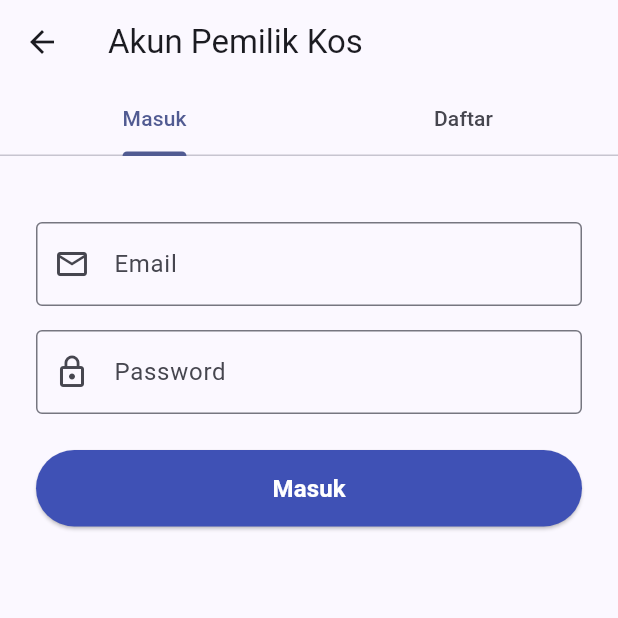
After one commit to mardanaputra/kosfinder, a Flutter app: the screen it shows after launch, after a tap on the "account circle" icon, on a phone screen of 412 x 824 dp, the top half of it. The commit adds this screen. Run offline on Flutter 3.47's test engine with Material 3 defaults, Android fonts, the phone set to English and light mode, and no system bars; our stand-ins replace supabase_flutter; accounts and stored records are empty.

Commit message:
T09: buat AuthScreen login dan register (US04-AC1, US04-AC2)

```diff
--- /dev/null
+++ b/lib/screens/auth_screen.dart
@@ -0,0 +1,309 @@
+import 'package:flutter/material.dart';
+import 'package:provider/provider.dart';
+import '../providers/auth_provider.dart';
+
+class AuthScreen extends StatefulWidget {
+  final VoidCallback? onLoginSuccess;
+
+  const AuthScreen({super.key, this.onLoginSuccess});
+
+  @override
+  State<AuthScreen> createState() => _AuthScreenState();
+}
+
+class _AuthScreenState extends State<AuthScreen>
+    with SingleTickerProviderStateMixin {
+  late TabController _tabController;
+
+  // Login controllers
+  final _loginEmailController = TextEditingController();
+  final _loginPasswordController = TextEditingController();
+  final _loginFormKey = GlobalKey<FormState>();
+
+  // Register controllers
+  final _registerEmailController = TextEditingController();
+  final _registerPasswordController = TextEditingController();
+  final _registerFormKey = GlobalKey<FormState>();
+
+  @override
+  void initState() {
+    super.initState();
+    _tabController = TabController(length: 2, vsync: this);
+  }
+
+  @override
+  void dispose() {
+    _tabController.dispose();
+    _loginEmailController.dispose();
+    _loginPasswordController.dispose();
+    _registerEmailController.dispose();
+    _registerPasswordController.dispose();
+    super.dispose();
+  }
+
+  Future<void> _handleLogin() async {
+    if (!_loginFormKey.currentState!.validate()) return;
+    final auth = context.read<AuthProvider>();
+    final success = await auth.login(
+      _loginEmailController.text.trim(),
+      _loginPasswordController.text,
+    );
+
+    if (!mounted) return;
+
+    if (success) {
+      ScaffoldMessenger.of(context).showSnackBar(
+        const SnackBar(
+          content: Text('Berhasil masuk!'),
+          backgroundColor: Colors.green,
+        ),
+      );
+      if (widget.onLoginSuccess != null) {
+        widget.onLoginSuccess!();
+      } else {
+        Navigator.pop(context);
+      }
+    } else {
+      ScaffoldMessenger.of(context).showSnackBar(
+        SnackBar(
+          content: Text(auth.errorMessage ?? 'Email atau password salah'),
+          backgroundColor: Colors.red,
+        ),
+      );
+    }
+  }
+
+  Future<void> _handleRegister() async {
+    if (!_registerFormKey.currentState!.validate()) return;
+    final auth = context.read<AuthProvider>();
+    final success = await auth.register(
+      _registerEmailController.text.trim(),
+      _registerPasswordController.text,
+    );
+
+    if (!mounted) return;
+
+    if (success) {
+      ScaffoldMessenger.of(context).showSnackBar(
+        const SnackBar(
+          content: Text('Pendaftaran berhasil! Akun pemilik aktif.'),
+          backgroundColor: Colors.green,
+        ),
+      );
+      if (widget.onLoginSuccess != null) {
+        widget.onLoginSuccess!();
+      } else {
+        Navigator.pop(context);
+      }
+    } else {
+      ScaffoldMessenger.of(context).showSnackBar(
+        SnackBar(
+          content: Text(auth.errorMessage ?? 'Pendaftaran gagal'),
+          backgroundColor: Colors.red,
+        ),
+      );
+    }
+  }
+
+  @override
+  Widget build(BuildContext context) {
+    final auth = context.watch<AuthProvider>();
+
+    return Scaffold(
+      appBar: AppBar(
+        title: const Text('Akun Pemilik Kos'),
+        bottom: auth.isAuthenticated
+            ? null
+            : TabBar(
+                controller: _tabController,
+                tabs: const [
+                  Tab(text: 'Masuk'),
+                  Tab(text: 'Daftar'),
+                ],
+              ),
+      ),
+      body: auth.isAuthenticated
+          ? _buildLoggedInView(auth)
+          : TabBarView(
+              controller: _tabController,
+              children: [
+                _buildLoginForm(auth),
+                _buildRegisterForm(auth),
+              ],
+            ),
+    );
+  }
+
+  Widget _buildLoggedInView(AuthProvider auth) {
+    return Center(
+      child: Padding(
+        padding: const EdgeInsets.all(24),
+        child: Column(
+          mainAxisAlignment: MainAxisAlignment.center,
+          children: [
+            const Icon(Icons.verified_user, size: 72, color: Colors.green),
+            const SizedBox(height: 16),
+            const Text(
+              'Anda Sedang Masuk',
+              style: TextStyle(fontSize: 20, fontWeight: FontWeight.bold),
+            ),
+            const SizedBox(height: 8),
+            Text(
+              auth.currentUser?.email ?? '',
+              style: const TextStyle(fontSize: 15, color: Colors.grey),
+            ),
+            const SizedBox(height: 24),
+            ElevatedButton.icon(
+              style: ElevatedButton.styleFrom(
+                backgroundColor: Colors.red.shade50,
+                foregroundColor: Colors.red,
+              ),
+              onPressed: () async {
+                await auth.logout();
+                if (mounted) {
+                  ScaffoldMessenger.of(context).showSnackBar(
+                    const SnackBar(content: Text('Berhasil keluar.')),
+                  );
+                }
+              },
+              icon: const Icon(Icons.logout),
+              label: const Text('Keluar dari Akun'),
+            ),
+          ],
+        ),
+      ),
+    );
+  }
+
+  Widget _buildLoginForm(AuthProvider auth) {
+    return SingleChildScrollView(
+      padding: const EdgeInsets.all(24),
+      child: Form(
+        key: _loginFormKey,
+        child: Column(
+          crossAxisAlignment: CrossAxisAlignment.stretch,
+          children: [
+            const SizedBox(height: 20),
+            TextFormField(
+              key: const Key('login_email_field'),
+              controller: _loginEmailController,
+              keyboardType: TextInputType.emailAddress,
+              decoration: const InputDecoration(
+                labelText: 'Email',
+                prefixIcon: Icon(Icons.email_outlined),
+                border: OutlineInputBorder(),
+              ),
+              validator: (v) {
+                if (v == null || v.trim().isEmpty) return 'Email wajib diisi';
+                if (!v.contains('@')) return 'Format email tidak valid';
+                return null;
+              },
+            ),
+            const SizedBox(height: 16),
+            TextFormField(
+              key: const Key('login_password_field'),
+              controller: _loginPasswordController,
+              obscureText: true,
+              decoration: const InputDecoration(
+                labelText: 'Password',
+                prefixIcon: Icon(Icons.lock_outline),
+                border: OutlineInputBorder(),
+              ),
+              validator: (v) {
+                if (v == null || v.isEmpty) return 'Password wajib diisi';
+                return null;
+              },
+            ),
+            const SizedBox(height: 24),
+            ElevatedButton(
+              key: const Key('login_button'),
+              style: ElevatedButton.styleFrom(
+                padding: const EdgeInsets.symmetric(vertical: 14),
+                backgroundColor: Colors.indigo,
+                foregroundColor: Colors.white,
+              ),
+              onPressed: auth.isLoading ? null : _handleLogin,
+              child: auth.isLoading
+                  ? const SizedBox(
+                      height: 20,
+                      width: 20,
+                      child: CircularProgressIndicator(
+                          strokeWidth: 2, color: Colors.white),
+                    )
+                  : const Text('Masuk',
+                      style:
+                          TextStyle(fontSize: 16, fontWeight: FontWeight.bold)),
+            ),
+          ],
+        ),
+      ),
+    );
+  }
+
+  Widget _buildRegisterForm(AuthProvider auth) {
+    return SingleChildScrollView(
+      padding: const EdgeInsets.all(24),
+      child: Form(
+        key: _registerFormKey,
+        child: Column(
+          crossAxisAlignment: CrossAxisAlignment.stretch,
+          children: [
+            const SizedBox(height: 20),
+            TextFormField(
+              key: const Key('register_email_field'),
+              controller: _registerEmailController,
+              keyboardType: TextInputType.emailAddress,
+              decoration: const InputDecoration(
+                labelText: 'Email Pemilik',
+                prefixIcon: Icon(Icons.email_outlined),
+                border: OutlineInputBorder(),
+              ),
+              validator: (v) {
+                if (v == null || v.trim().isEmpty) return 'Email wajib diisi';
+                if (!v.contains('@')) return 'Format email tidak valid';
+                return null;
+              },
+            ),
+            const SizedBox(height: 16),
+            TextFormField(
+              key: const Key('register_password_field'),
+              controller: _registerPasswordController,
+              obscureText: true,
+              decoration: const InputDecoration(
+                labelText: 'Password (min. 6 karakter)',
+                prefixIcon: Icon(Icons.lock_outline),
+                border: OutlineInputBorder(),
+              ),
+              validator: (v) {
+                if (v == null || v.length < 6) {
+                  return 'Password minimal 6 karakter';
+                }
+                return null;
+              },
+            ),
+            const SizedBox(height: 24),
+            ElevatedButton(
+              key: const Key('register_button'),
+              style: ElevatedButton.styleFrom(
+                padding: const EdgeInsets.symmetric(vertical: 14),
+                backgroundColor: Colors.indigo,
+                foregroundColor: Colors.white,
+              ),
+              onPressed: auth.isLoading ? null : _handleRegister,
+              child: auth.isLoading
+                  ? const SizedBox(
+                      height: 20,
+                      width: 20,
+                      child: CircularProgressIndicator(
+                          strokeWidth: 2, color: Colors.white),
+                    )
+                  : const Text('Daftar Akun Pemilik',
+                      style:
+                          TextStyle(fontSize: 16, fontWeight: FontWeight.bold)),
+            ),
+          ],
+        ),
+      ),
+    );
+  }
+}
--- a/lib/screens/home_screen.dart
+++ b/lib/screens/home_screen.dart
@@ -1,9 +1,11 @@
 import 'package:flutter/material.dart';
 import 'package:provider/provider.dart';
+import '../providers/auth_provider.dart';
 import '../providers/kos_provider.dart';
 import '../widgets/filter_bottom_sheet.dart';
 import '../widgets/kos_card.dart';
 import 'about_screen.dart';
+import 'auth_screen.dart';
 import 'detail_screen.dart';
 
 class HomeScreen extends StatefulWidget {
@@ -94,9 +96,27 @@ class _HomeScreenState extends State<HomeScreen> {
             },
           ),
           IconButton(
-            icon: const Icon(Icons.account_circle_outlined),
+            icon: Consumer<AuthProvider>(
+              builder: (_, auth, child) {
+                return Icon(
+                  auth.isAuthenticated
+                      ? Icons.account_circle
+                      : Icons.account_circle_outlined,
+                  color: auth.isAuthenticated ? Colors.green : null,
+                );
+              },
+            ),
             tooltip: 'Akun Pemilik',
-            onPressed: widget.onAuthTap,
+            onPressed: () {
+              if (widget.onAuthTap != null) {
+                widget.onAuthTap!();
+              } else {
+                Navigator.push(
+                  context,
+                  MaterialPageRoute(builder: (_) => const AuthScreen()),
+                );
+              }
+            },
           ),
         ],
       ),
```
Also changed, not shown: 2 other files.
